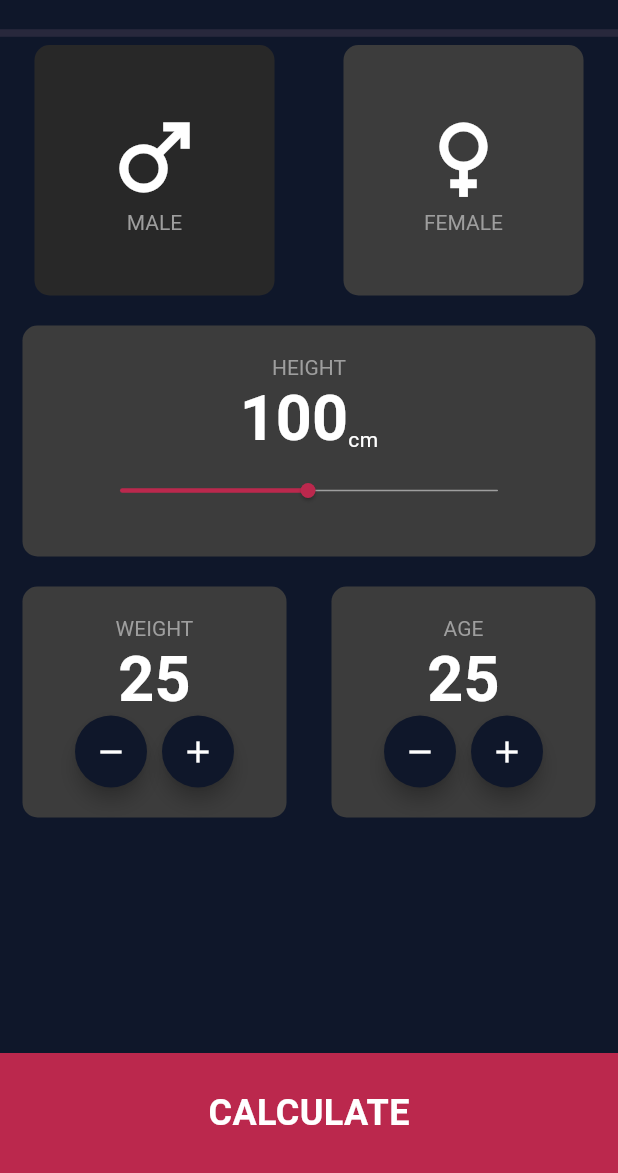
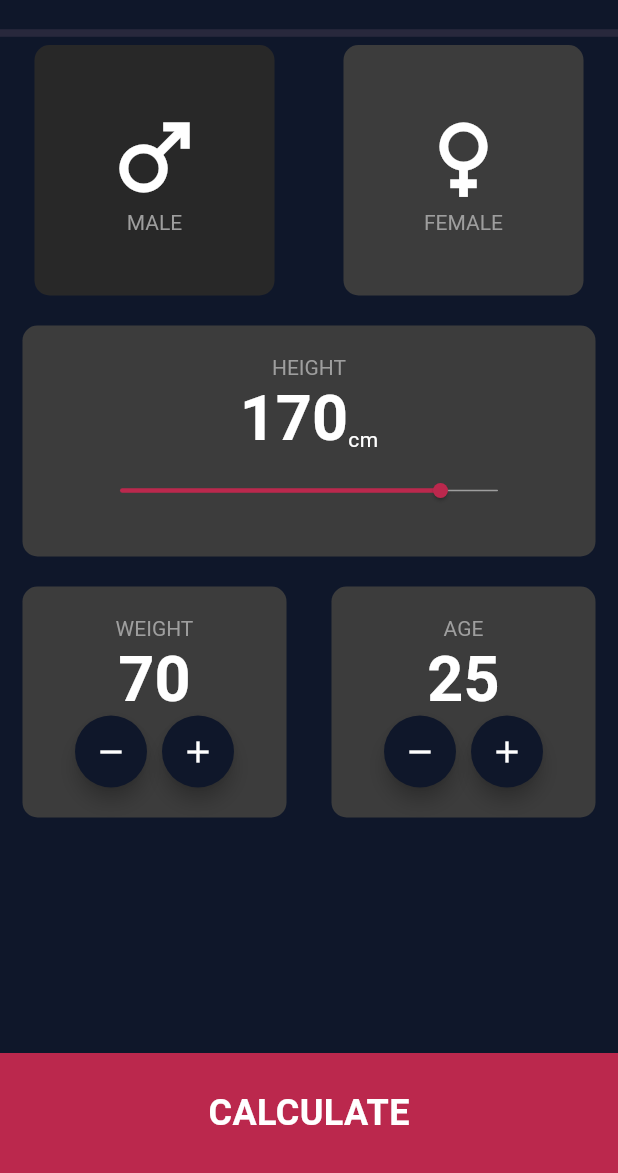
Before and after one commit to Forkboi1/BMI-cal-flutter, a Flutter app: the screen it shows after launch, after a tap on "FEMALE", on a phone screen of 412 x 824 dp, the part 63-1236 px from its top. Run offline on Flutter 3.47's test engine with Material 3 defaults, Android fonts, the phone set to English and light mode, and no system bars.

Commit message:
final commit-app is complete

```diff
--- a/lib/b_m_i.dart
+++ b/lib/b_m_i.dart
@@ -5,7 +5,6 @@ import 'height_meter.dart';
 import 'person.dart';
 
 class BMI extends StatelessWidget {
-  Person person = Person(gender: true, height: 178, weight: 91, age: 22);
   BMI({super.key});
 
   @override
@@ -21,14 +20,14 @@ class BMI extends StatelessWidget {
             thickness: 5,
             color: Theme.of(context).dividerColor,
           ),
-          const GenderWidget(),
-          const HeightMeter(),
+          GenderWidget(),
+          HeightMeter(),
           const BodyDimension(),
         ],
       ),
        bottomNavigationBar: GestureDetector(
         onTap: (){
-          Navigator.pushNamed(context, '/result',arguments: person);
+          Navigator.pushNamed(context, '/result');
         },
          child: BottomAppBar(
           color: Theme.of(context).colorScheme.onPrimary,
--- a/lib/body_dimension.dart
+++ b/lib/body_dimension.dart
@@ -1,5 +1,6 @@
-import 'package:bmi_cal/b_m_i.dart';
 import 'package:flutter/material.dart';
+import 'package:provider/provider.dart';
+import 'person.dart';
 
 class BodyDimension extends StatefulWidget {
   const BodyDimension({super.key});
@@ -9,9 +10,8 @@ class BodyDimension extends StatefulWidget {
 }
 
 class _BodyDimensionState extends State<BodyDimension> {
-  int _weight = 50;
-  int age = 22;
-  Container containerHolder(BuildContext context, String dimensionType) {
+
+  Container containerHolder(BuildContext context, String dimensionType, int currentValue, VoidCallback onDecrement, VoidCallback onIncrement) {
     return Container(
       decoration: BoxDecoration(
         borderRadius: BorderRadius.circular(10),
@@ -22,18 +22,20 @@ class _BodyDimensionState extends State<BodyDimension> {
         children:[
           Text(
             dimensionType,
-                style: Theme.of(context).textTheme.displaySmall),
+            style: Theme.of(context).textTheme.displaySmall,
+          ),
           Text(
-                "25",
-                style: Theme.of(context).textTheme.displayMedium
+            currentValue.toString(),
+            style: Theme.of(context).textTheme.displayMedium,
           ),
           Row(
+            mainAxisAlignment: MainAxisAlignment.center,
             children: [
               Material(
                 elevation: 5.0,
                 shape: CircleBorder(), // This ensures the material has a circular shape
                 child: IconButton(
-                      onPressed: () {},
+                  onPressed: onDecrement,
                   icon: Icon(Icons.remove),
                 ),
               ),
@@ -42,7 +44,7 @@ class _BodyDimensionState extends State<BodyDimension> {
                 elevation: 5.0,
                 shape: CircleBorder(), // This ensures the material has a circular shape
                 child: IconButton(
-                      onPressed: () {},
+                  onPressed: onIncrement,
                   icon: Icon(Icons.add),
                 ),
               ),
@@ -52,13 +54,36 @@ class _BodyDimensionState extends State<BodyDimension> {
       ),
     );
   }
+
   @override
   Widget build(BuildContext context) {
+    var person = Provider.of<Person>(context);
+
     return Row(
       mainAxisAlignment: MainAxisAlignment.spaceAround,
       children: [
-        containerHolder(context, "WEIGHT"),
-        containerHolder(context, "AGE"),
+        containerHolder(
+          context,
+          "WEIGHT",
+          person.weight,
+          () {
+            person.updateWeight(person.weight - 1);
+          },
+          () {
+            person.updateWeight(person.weight + 1);
+          }
+        ),
+        containerHolder(
+          context,
+          "AGE",
+          person.age,
+          () {
+            person.updateAge(person.age - 1);
+          },
+          () {
+            person.updateAge(person.age + 1);
+          }
+        ),
       ],
     );
   }
--- a/lib/gender_widget.dart
+++ b/lib/gender_widget.dart
@@ -1,4 +1,6 @@
 import 'package:flutter/material.dart';
+import 'package:provider/provider.dart';
+import 'person.dart';
 
 class GenderWidget extends StatefulWidget {
   const GenderWidget({super.key});
@@ -8,33 +10,35 @@ class GenderWidget extends StatefulWidget {
 }
 
 class _GenderWidgetState extends State<GenderWidget> {
-  bool _isMale = true;
-
-  void _toggleGenderSelection(){
-    setState(() {
-      _isMale = !_isMale;
-    });
-  }
 
   @override
   Widget build(BuildContext context) {
+    var person = Provider.of<Person>(context);
     return Row(
       mainAxisAlignment: MainAxisAlignment.spaceAround,
       children: [
         GestureDetector(
-          onTap: _isMale? (){}:_toggleGenderSelection,
-          child: containerHolder(context, "MALE", Icons.male)
+          onTap: person.gender? (){}:(){
+            person.updateGender();
+            setState(() {
+            });
+          },
+          child: containerHolder(context, "MALE", Icons.male, person.gender)
         ),
         GestureDetector(
-          onTap: !_isMale? (){}:_toggleGenderSelection,
-          child: containerHolder(context, "FEMALE", Icons.female),
+          onTap: !person.gender? (){}:(){
+            person.updateGender();
+            setState(() {
+            });
+          },
+          child: containerHolder(context, "FEMALE", Icons.female, person.gender),
         ),
       ],
     );
   }
 
-  Container containerHolder(BuildContext context, String gender, IconData genderIcon) {
-    bool flag = gender == "MALE"? _isMale:!_isMale;
+  Container containerHolder(BuildContext context, String gender, IconData genderIcon, bool isMale) {
+    bool flag = gender == "MALE"? isMale:!isMale;
     return Container(
           decoration: BoxDecoration(
             borderRadius: BorderRadius.circular(10),
--- a/lib/height_meter.dart
+++ b/lib/height_meter.dart
@@ -1,32 +1,25 @@
+import 'package:bmi_cal/person.dart';
 import 'package:flutter/material.dart';
+import 'package:provider/provider.dart';
 
 class HeightMeter extends StatefulWidget {
-  const HeightMeter({super.key});
+  HeightMeter({super.key});
 
   @override
   State<HeightMeter> createState() => _HeightMeterState();
 }
 
 class _HeightMeterState extends State<HeightMeter> {
-  var _height = 100.0;
 
-  void _increaseHeight(double value){
-    setState(() {
-      _height = value;
-    });
-  }
+  _HeightMeterState();
 
-  void _decreaseHeight(double value){
-    setState(() {
-      _height = value;
-    });
-  }
   @override
   Widget build(BuildContext context) {
     return containerHolder(context);
   }
 
   Container containerHolder(BuildContext context) {
+    var person = Provider.of<Person>(context);
     return Container(
         decoration: BoxDecoration(
           borderRadius: BorderRadius.circular(10),
@@ -45,7 +38,7 @@ class _HeightMeterState extends State<HeightMeter> {
               crossAxisAlignment: CrossAxisAlignment.end,
               children: [
                 Text(
-                  "${_height.toInt()}",
+                  "${person.height.toInt()}",
                   style: Theme.of(context).textTheme.displayMedium
                 ),
                 const Text("cm"),
@@ -56,17 +49,15 @@ class _HeightMeterState extends State<HeightMeter> {
               child: SliderTheme(
                 data: SliderTheme.of(context).copyWith(
                   trackHeight: 1.0, // Adjust the height of the track
-                  thumbShape: RoundSliderThumbShape(enabledThumbRadius: 5.0),
+                  thumbShape: const RoundSliderThumbShape(enabledThumbRadius: 5.0),
                   inactiveTrackColor: Theme.of(context).primaryColorLight// Adjust the size of the thumb
                 ),
                 child: Slider(
-                  value: _height,
+                  value: person.height,
                   onChanged:(double value){
-                    if (value > _height) {
-                      _increaseHeight(value);
-                    } else if (value < _height) {
-                      _decreaseHeight(value);
-                    }
+                    setState(() {
+                      person.updateHeight(value);
+                    });
                   },
                   min: 1,
                   max: 200,
--- a/lib/main.dart
+++ b/lib/main.dart
@@ -1,12 +1,17 @@
 import 'dart:math';
-
+import 'package:provider/provider.dart';
 import 'package:flutter/material.dart';
 import 'b_m_i.dart';
 import 'person.dart';
 import 'result_page.dart';
 
 void main() {
-  runApp(const MainApp());
+  runApp(
+    ChangeNotifierProvider(
+      create: (context) => Person(gender: true, height: 170, weight: 70, age: 25),
+      child: const MainApp(),
+    ),
+  );
 }
 
 class MainApp extends StatelessWidget {
@@ -43,15 +48,7 @@ class MainApp extends StatelessWidget {
         ),
       ),
       home: BMI(),
-      onGenerateRoute: (settings) {
-        if (settings.name == '/result') {
-          final args = settings.arguments as Person;
-          return MaterialPageRoute(
-            builder: (context) => ResultPage(person: args),
-          );
-        }
-        assert(false, 'Need to implement ${settings.name}');
-        return null;
+      routes: {'/result': (context) => ResultPage()
       }
     );
   }
--- a/lib/person.dart
+++ b/lib/person.dart
@@ -1,8 +1,31 @@
-class Person{
+
+import 'package:flutter/material.dart';
+
+class Person extends ChangeNotifier{
   bool gender;
-  int height;
+  double height;
   int weight;
   int age;
   Person({required this.gender, required this.height, required this.weight, required this.age});
 
+  void updateGender() {
+    gender = !gender;
+    notifyListeners();
+  }
+
+  void updateHeight(double newHeight) {
+    height = newHeight;
+    notifyListeners();
+  }
+
+  void updateWeight(int newWeight) {
+    weight = newWeight;
+    notifyListeners();
+  }
+
+  void updateAge(int newAge) {
+    age = newAge;
+    notifyListeners();
+  }
+
 }
--- a/pubspec.yaml
+++ b/pubspec.yaml
@@ -9,6 +9,7 @@ environment:
 dependencies:
   flutter:
     sdk: flutter
+  provider: ^6.0.3
 
 dev_dependencies:
   flutter_test:
```
Also changed, not shown: lib/result_page.dart (+17 -7 lines), pubspec.lock. Lines whose indentation alone changed are shown as unchanged.
